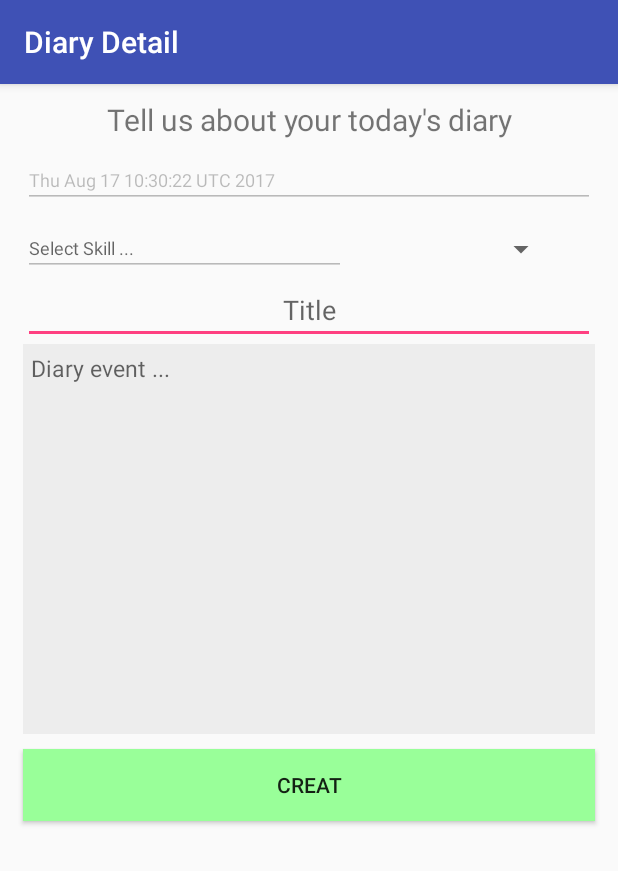
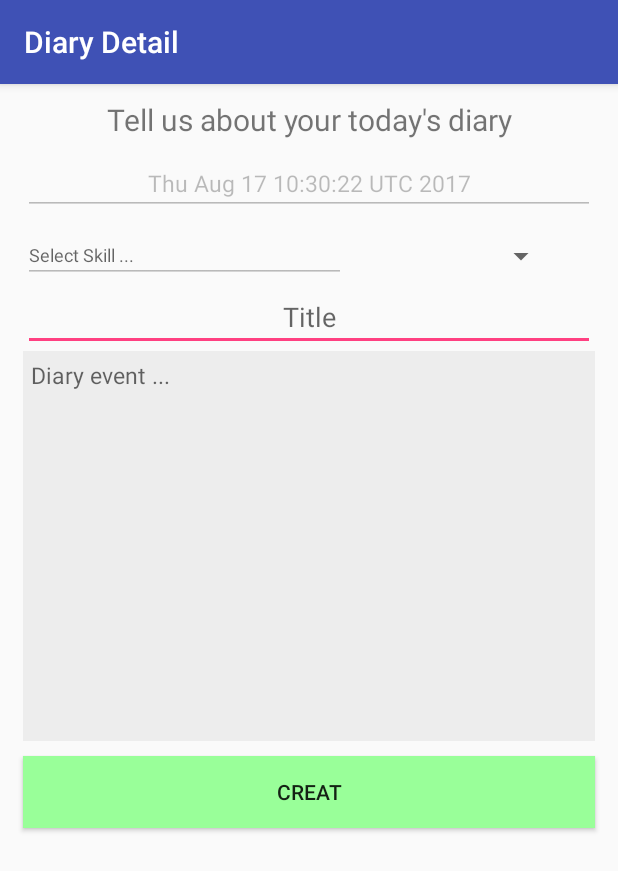
Before and after one commit to LennyDuan/DjangoDev, an Android app: the DiaryDetail screen opened directly, with no data from a screen before it, on a phone screen of 412 x 824 dp. Shown: the top 871 px of the screen. Run offline under Robolectric (Android 15) with nearby library versions, the phone set to English and light mode, and no system bars; our stand-ins replace Volley; network calls fail.

Commit message:
finish ui part

```diff
--- a/Android-Kotlin/StudyResearchApp/app/src/main/java/com/example/lenny/studyresearchapp/ui/DiaryActivities.kt
+++ b/Android-Kotlin/StudyResearchApp/app/src/main/java/com/example/lenny/studyresearchapp/ui/DiaryActivities.kt
@@ -66,6 +66,7 @@
         when (item.itemId) {
             R.id.navigation_account -> {
                 val intent = Intent(this, AccountActivities::class.java)
+                intent.addFlags(Intent.FLAG_ACTIVITY_CLEAR_TOP);
                 startActivity(intent)
                 finish()
             }
--- a/Android-Kotlin/StudyResearchApp/app/src/main/res/layout/activity_diary_detail.xml
+++ b/Android-Kotlin/StudyResearchApp/app/src/main/res/layout/activity_diary_detail.xml
@@ -20,10 +20,12 @@
     <EditText
         android:id="@+id/diary_date_text"
         android:layout_width="match_parent"
-        android:layout_height="35dp"
+        android:layout_height="40dp"
         android:ems="10"
+        android:text="Thu Aug 17"
+        android:gravity="center_horizontal"
         android:inputType="date"
-        android:textSize="12sp"
+        android:textSize="15sp"
         android:enabled="false"
         tools:layout_editor_absoluteX="15dp"
         tools:layout_editor_absoluteY="60dp"
```
Also changed, not shown: Android-Kotlin/StudyResearchApp/app/src/main/java/com/example/lenny/studyresearchapp/ui/DiaryDetail.kt (+20 -9 lines).
